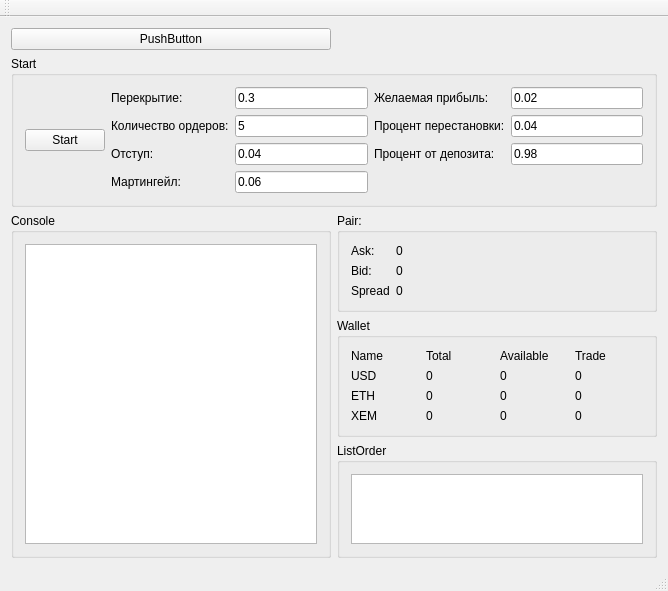
This is mainwindow.ui in chiterelk/BotLivecoin as Qt 5 draws it before an edit. The edited form follows.
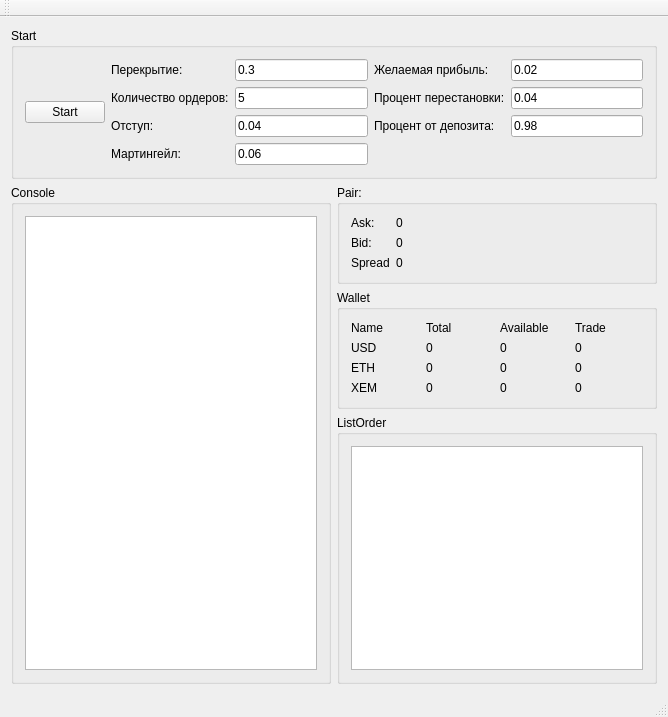
This is the edited form.

Patch:
```diff
--- a/mainwindow.ui
+++ b/mainwindow.ui
@@ -7,7 +7,7 @@
     <x>0</x>
     <y>0</y>
     <width>668</width>
-    <height>586</height>
+    <height>717</height>
    </rect>
   </property>
   <property name="windowTitle">
@@ -15,19 +15,125 @@
   </property>
   <widget class="QWidget" name="centralWidget">
    <layout class="QGridLayout" name="gridLayout_4">
-    <item row="2" column="0" rowspan="3">
-     <widget class="QGroupBox" name="groupBox_4">
+    <item row="0" column="0" colspan="2">
+     <widget class="QGroupBox" name="groupBox_5">
       <property name="title">
-       <string>Console</string>
+       <string>Start</string>
       </property>
-      <layout class="QGridLayout" name="gridLayout_2">
-       <item row="0" column="0">
-        <widget class="QTextEdit" name="console"/>
+      <layout class="QHBoxLayout" name="horizontalLayout">
+       <item>
+        <widget class="QPushButton" name="pushButton">
+         <property name="text">
+          <string>Start</string>
+         </property>
+        </widget>
+       </item>
+       <item>
+        <layout class="QGridLayout" name="gridLayout_3">
+         <item row="0" column="0">
+          <widget class="QLabel" name="label_2">
+           <property name="text">
+            <string>Перекрытие:</string>
+           </property>
+          </widget>
+         </item>
+         <item row="0" column="1">
+          <widget class="QLineEdit" name="lineEditPerekritie">
+           <property name="text">
+            <string>0.3</string>
+           </property>
+          </widget>
+         </item>
+         <item row="0" column="2">
+          <widget class="QLabel" name="label_13">
+           <property name="text">
+            <string>Желаемая прибыль:</string>
+           </property>
+          </widget>
+         </item>
+         <item row="0" column="3">
+          <widget class="QLineEdit" name="lineEditProfit">
+           <property name="text">
+            <string>0.02</string>
+           </property>
+          </widget>
+         </item>
+         <item row="1" column="0">
+          <widget class="QLabel" name="label_4">
+           <property name="text">
+            <string>Количество ордеров:</string>
+           </property>
+          </widget>
+         </item>
+         <item row="1" column="1">
+          <widget class="QLineEdit" name="lineEditNumberOrders">
+           <property name="text">
+            <string>5</string>
+           </property>
+          </widget>
+         </item>
+         <item row="1" column="2">
+          <widget class="QLabel" name="label_14">
+           <property name="text">
+            <string>Процент перестановки:</string>
+           </property>
+          </widget>
+         </item>
+         <item row="1" column="3">
+          <widget class="QLineEdit" name="lineEditProcent">
+           <property name="text">
+            <string>0.04</string>
+           </property>
+          </widget>
+         </item>
+         <item row="2" column="0">
+          <widget class="QLabel" name="label_6">
+           <property name="text">
+            <string>Отступ:</string>
+           </property>
+          </widget>
+         </item>
+         <item row="2" column="1">
+          <widget class="QLineEdit" name="lineEditOtstup">
+           <property name="text">
+            <string>0.04</string>
+           </property>
+          </widget>
+         </item>
+         <item row="2" column="2">
+          <widget class="QLabel" name="label_16">
+           <property name="text">
+            <string>Процент от депозита:</string>
+           </property>
+          </widget>
+         </item>
+         <item row="2" column="3">
+          <widget class="QLineEdit" name="lineEdit_deposit">
+           <property name="text">
+            <string>0.98</string>
+           </property>
+          </widget>
+         </item>
+         <item row="3" column="0">
+          <widget class="QLabel" name="label_12">
+           <property name="text">
+            <string>Мартингейл:</string>
+           </property>
+          </widget>
+         </item>
+         <item row="3" column="1">
+          <widget class="QLineEdit" name="lineEditMartingaile">
+           <property name="text">
+            <string>0.06</string>
+           </property>
+          </widget>
+         </item>
+        </layout>
        </item>
       </layout>
      </widget>
     </item>
-    <item row="2" column="1">
+    <item row="1" column="1">
      <widget class="QGroupBox" name="groupBox">
       <property name="title">
        <string>Pair:</string>
@@ -78,7 +184,7 @@
       </layout>
      </widget>
     </item>
-    <item row="3" column="1">
+    <item row="2" column="1">
      <widget class="QGroupBox" name="groupBox_2">
       <property name="title">
        <string>Wallet</string>
@@ -199,7 +305,7 @@
       </layout>
      </widget>
     </item>
-    <item row="4" column="1">
+    <item row="3" column="1">
      <widget class="QGroupBox" name="groupBox_3">
       <property name="title">
        <string>ListOrder</string>
@@ -215,131 +321,18 @@
       </layout>
      </widget>
     </item>
-    <item row="1" column="0" colspan="2">
-     <widget class="QGroupBox" name="groupBox_5">
+    <item row="1" column="0" rowspan="3">
+     <widget class="QGroupBox" name="groupBox_4">
       <property name="title">
-       <string>Start</string>
+       <string>Console</string>
       </property>
-      <layout class="QHBoxLayout" name="horizontalLayout">
-       <item>
-        <widget class="QPushButton" name="pushButton">
-         <property name="text">
-          <string>Start</string>
-         </property>
-        </widget>
-       </item>
-       <item>
-        <layout class="QGridLayout" name="gridLayout_3">
-         <item row="0" column="0">
-          <widget class="QLabel" name="label_2">
-           <property name="text">
-            <string>Перекрытие:</string>
-           </property>
-          </widget>
-         </item>
-         <item row="0" column="1">
-          <widget class="QLineEdit" name="lineEditPerekritie">
-           <property name="text">
-            <string>0.3</string>
-           </property>
-          </widget>
-         </item>
-         <item row="0" column="2">
-          <widget class="QLabel" name="label_13">
-           <property name="text">
-            <string>Желаемая прибыль:</string>
-           </property>
-          </widget>
-         </item>
-         <item row="0" column="3">
-          <widget class="QLineEdit" name="lineEditProfit">
-           <property name="text">
-            <string>0.02</string>
-           </property>
-          </widget>
-         </item>
-         <item row="1" column="0">
-          <widget class="QLabel" name="label_4">
-           <property name="text">
-            <string>Количество ордеров:</string>
-           </property>
-          </widget>
-         </item>
-         <item row="1" column="1">
-          <widget class="QLineEdit" name="lineEditNumberOrders">
-           <property name="text">
-            <string>5</string>
-           </property>
-          </widget>
-         </item>
-         <item row="1" column="2">
-          <widget class="QLabel" name="label_14">
-           <property name="text">
-            <string>Процент перестановки:</string>
-           </property>
-          </widget>
-         </item>
-         <item row="1" column="3">
-          <widget class="QLineEdit" name="lineEditProcent">
-           <property name="text">
-            <string>0.04</string>
-           </property>
-          </widget>
-         </item>
-         <item row="2" column="0">
-          <widget class="QLabel" name="label_6">
-           <property name="text">
-            <string>Отступ:</string>
-           </property>
-          </widget>
-         </item>
-         <item row="2" column="1">
-          <widget class="QLineEdit" name="lineEditOtstup">
-           <property name="text">
-            <string>0.04</string>
-           </property>
-          </widget>
-         </item>
-         <item row="2" column="2">
-          <widget class="QLabel" name="label_16">
-           <property name="text">
-            <string>Процент от депозита:</string>
-           </property>
-          </widget>
-         </item>
-         <item row="2" column="3">
-          <widget class="QLineEdit" name="lineEdit_deposit">
-           <property name="text">
-            <string>0.98</string>
-           </property>
-          </widget>
-         </item>
-         <item row="3" column="0">
-          <widget class="QLabel" name="label_12">
-           <property name="text">
-            <string>Мартингейл:</string>
-           </property>
-          </widget>
-         </item>
-         <item row="3" column="1">
-          <widget class="QLineEdit" name="lineEditMartingaile">
-           <property name="text">
-            <string>0.06</string>
-           </property>
-          </widget>
-         </item>
-        </layout>
+      <layout class="QGridLayout" name="gridLayout_2">
+       <item row="0" column="0">
+        <widget class="QTextEdit" name="console"/>
        </item>
       </layout>
      </widget>
     </item>
-    <item row="0" column="0">
-     <widget class="QPushButton" name="pushButton_2">
-      <property name="text">
-       <string>PushButton</string>
-      </property>
-     </widget>
-    </item>
    </layout>
   </widget>
   <widget class="QMenuBar" name="menuBar">
```
Left out of the diff: 2 changed lines with no effect on the pictures.
